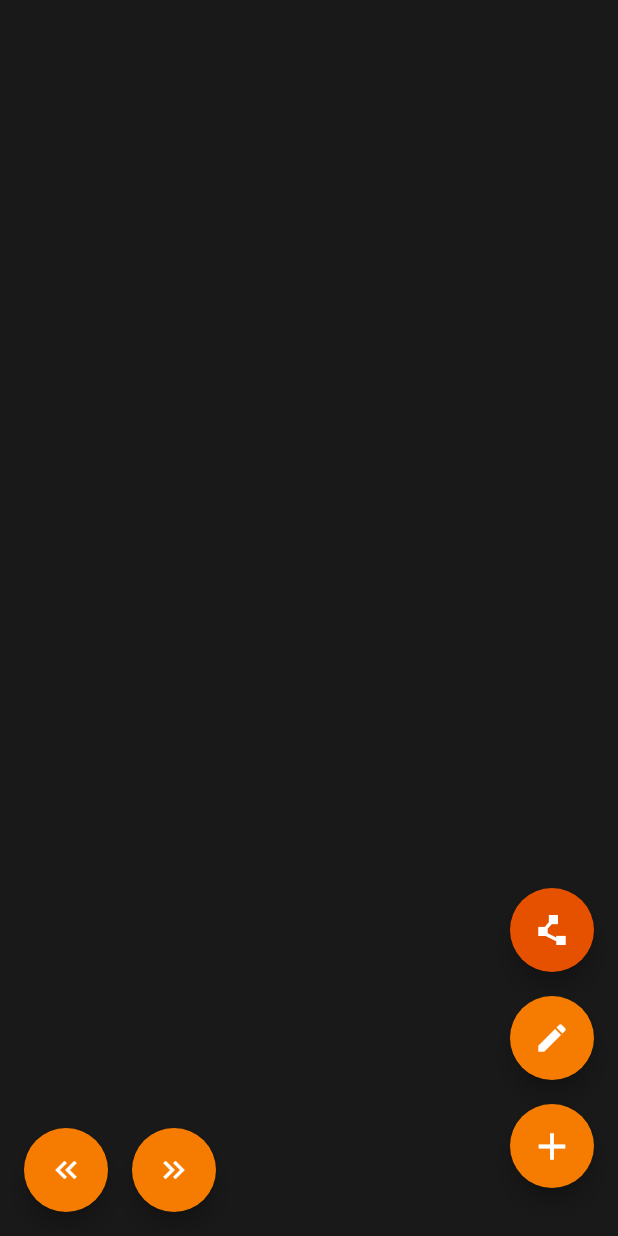
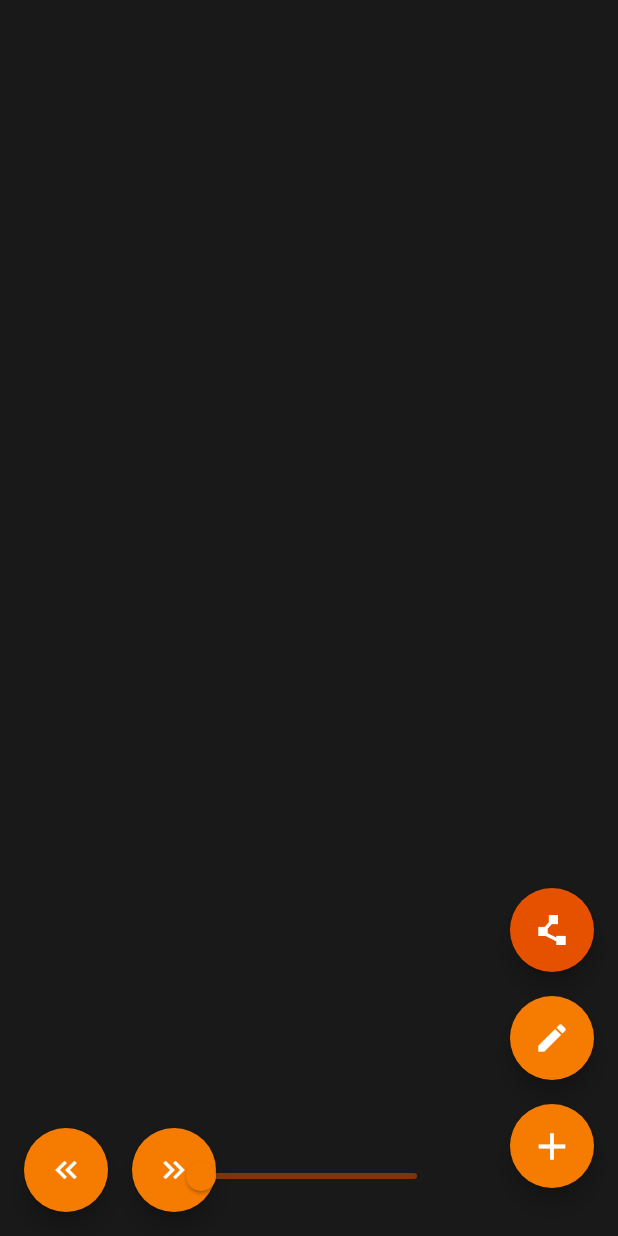
Before and after one commit to noctisbeta/database_diagrams_dartstack, a Flutter app: the screen it shows after launch, after a tap on the "polyline" icon, on a phone screen of 412 x 824 dp. Run offline on Flutter 3.47's test engine with Material 2 defaults, Android fonts, the phone set to English and light mode, and no system bars; our stand-ins replace flutter_hooks, hooks_riverpod; missing offline and left inert: perfect_freehand.

Commit message:
size wip

```diff
--- a/lib/controllers/drawing_controller.dart
+++ b/lib/controllers/drawing_controller.dart
@@ -1,6 +1,7 @@
 import 'dart:developer';
 
 import 'package:database_diagrams/models/drawing_mode.dart';
+import 'package:database_diagrams/models/drawing_point.dart';
 import 'package:database_diagrams/models/drawing_state.dart';
 import 'package:flutter/material.dart';
 import 'package:hooks_riverpod/hooks_riverpod.dart';
@@ -23,15 +24,37 @@ class DrawingController extends ChangeNotifier {
   bool get isUndoable => (_state.drawingMode == DrawingMode.draw) || (_state.drawingMode == DrawingMode.polyline);
 
   /// Drawing points.
-  List<Offset?> get drawingPoints => _state.drawingPoints;
+  List<DrawingPoint?> get drawingPoints => _state.drawingPoints
+      .map<DrawingPoint?>(
+        (p) => p != null
+            ? DrawingPoint(
+                point: p,
+                size: _drawingSize,
+              )
+            : null,
+      )
+      .toList();
 
   /// Polyline points.
   List<Offset?> get polylinePoints => _state.polylinePoints;
+
+  double _drawingSize = 1;
+
+  /// Drawing size.
+  double get drawingSize => _drawingSize;
 
   /// Provider.
   static final provider = ChangeNotifierProvider<DrawingController>(
     (ref) => DrawingController(),
   );
+
+  /// Set drawing size.
+  void setDrawingSize(double newSize) {
+    if (_state.drawingMode == DrawingMode.draw) {
+      _drawingSize = newSize;
+    }
+    notifyListeners();
+  }
 
   /// Add drawing point.
   void addDrawingPoint(Offset? point) {
--- /dev/null
+++ b/lib/models/drawing_point.dart
@@ -0,0 +1,16 @@
+import 'package:flutter/animation.dart';
+
+/// Drawing point.
+class DrawingPoint {
+  /// Default constructor.
+  const DrawingPoint({
+    required this.point,
+    required this.size,
+  });
+
+  /// Offset.
+  final Offset point;
+
+  /// Size.
+  final double size;
+}
--- a/lib/views/editor_view.dart
+++ b/lib/views/editor_view.dart
@@ -7,6 +7,7 @@ import 'package:database_diagrams/widgets/drawing_painter_container.dart';
 import 'package:database_diagrams/widgets/drawing_undo_redo_buttonds.dart';
 import 'package:database_diagrams/widgets/editor_buttons.dart';
 import 'package:database_diagrams/widgets/polyline_painter_container.dart';
+import 'package:database_diagrams/widgets/size_slider.dart';
 import 'package:flutter/material.dart';
 import 'package:flutter_hooks/flutter_hooks.dart';
 import 'package:hooks_riverpod/hooks_riverpod.dart';
@@ -62,6 +63,7 @@ class EditorView extends HookConsumerWidget {
                 ? SystemMouseCursors.cell
                 : SystemMouseCursors.basic,
         child: Stack(
+          alignment: Alignment.center,
           children: [
             focusStack.value.elementAt(focusStackIndexes.value.elementAt(0)),
             focusStack.value.elementAt(focusStackIndexes.value.elementAt(1)),
@@ -94,6 +96,10 @@ class EditorView extends HookConsumerWidget {
               bottom: 16,
               child: DrawingUndoRedoButtons(),
             ),
+            const Positioned(
+              bottom: 16,
+              child: SizeSlider(),
+            ),
           ],
         ),
       ),
--- a/lib/widgets/drawing_painter.dart
+++ b/lib/widgets/drawing_painter.dart
@@ -1,3 +1,4 @@
+import 'package:database_diagrams/models/drawing_point.dart';
 import 'package:flutter/material.dart';
 import 'package:perfect_freehand/perfect_freehand.dart';
 
@@ -9,11 +10,12 @@ class DrawingPainter extends CustomPainter {
   });
 
   /// Points.
-  final List<Offset?> points;
+  final List<DrawingPoint?> points;
 
-  List<Point?> get _points => points
+  List<Point?> get _perfectPoints => points
+      // TODO(Janez): DrawingPoint extends Point from perfect_freehand
       .map(
-        (e) => e != null ? Point(e.dx, e.dy) : null,
+        (e) => e != null ? Point(e.point.dx, e.point.dy) : null,
       )
       .toList();
 
@@ -41,15 +43,11 @@ class DrawingPainter extends CustomPainter {
   void paint(Canvas canvas, Size size) {
     final paint = Paint()..color = Colors.white;
 
-    // for (var i = 0; i < points.length - 1; i++) {
-    //   if (points[i] != null && points[i + 1] != null) {
-    //     canvas.drawLine(points[i]!, points[i + 1]!, paint);
-    //   } else if (points[i] != null) {
-    //     canvas.drawPoints(PointMode.points, [points[i]!], paint);
-    //   }
-    // }
+    if (_perfectPoints.isEmpty) {
+      return;
+    }
 
-    for (final sublist in splitByNulls(_points)) {
+    for (final sublist in splitByNulls(_perfectPoints)) {
       // 1. Get the outline points from the input points
       final outlinePoints = getStroke(
         sublist,
--- /dev/null
+++ b/lib/widgets/size_slider.dart
@@ -0,0 +1,51 @@
+import 'package:database_diagrams/controllers/drawing_controller.dart';
+import 'package:flutter/material.dart';
+import 'package:flutter_hooks/flutter_hooks.dart';
+import 'package:hooks_riverpod/hooks_riverpod.dart';
+
+/// Size slider.
+class SizeSlider extends HookConsumerWidget {
+  /// Default constructor.
+  const SizeSlider({
+    super.key,
+  });
+
+  @override
+  Widget build(BuildContext context, WidgetRef ref) {
+    final ctl = useAnimationController(
+      duration: const Duration(milliseconds: 300),
+    );
+
+    final drawingController = ref.watch(DrawingController.provider);
+
+    // TODO(Janez): Fires on every draw input. Seperate the drawing mode toggle notifier.
+    ref.listen(
+      DrawingController.provider,
+      (previous, next) {
+        if (next.isUndoable) {
+          ctl.forward();
+        } else {
+          ctl.reverse();
+        }
+      },
+    );
+
+    return SlideTransition(
+      position: Tween<Offset>(
+        begin: const Offset(0, 2),
+        end: Offset.zero,
+      ).animate(
+        CurvedAnimation(parent: ctl, curve: Curves.easeOutBack),
+      ),
+      child: Slider(
+        value: drawingController.drawingSize,
+        min: 1,
+        max: 100,
+        onChanged: drawingController.setDrawingSize,
+        thumbColor: Colors.orange.shade700,
+        activeColor: Colors.orange.shade900,
+        inactiveColor: Colors.orange.shade900.withOpacity(0.5),
+      ),
+    );
+  }
+}
```
